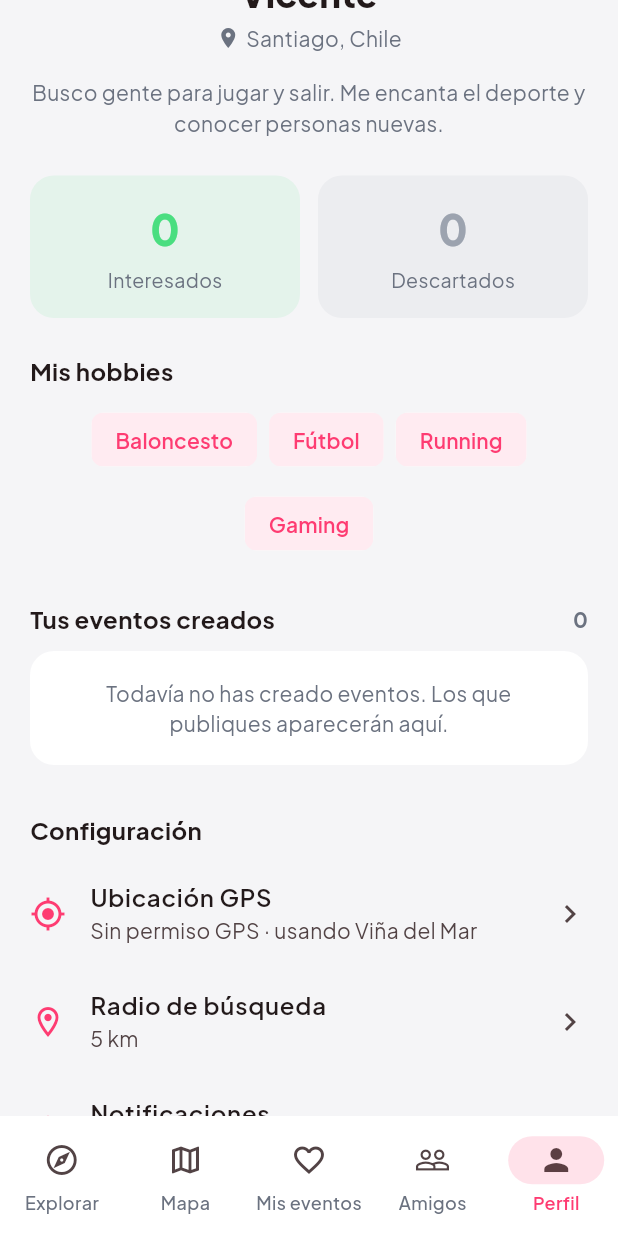
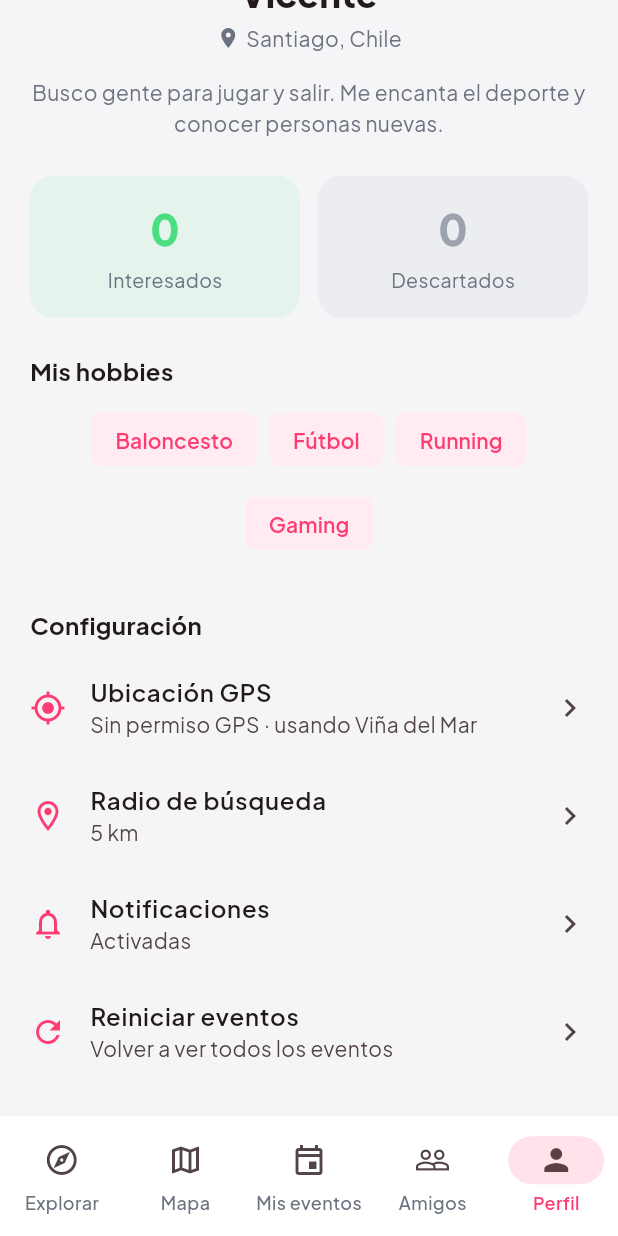
Before and after one commit to White-Burn/HobbyMatch, a Flutter app: the MainShell screen opened directly, item 5 of the bottom bar chosen, scrolled down 209 dp, on a phone screen of 412 x 824 dp. Run offline on Flutter 3.47's test engine with Material 3 defaults, Android fonts, the phone set to English and light mode, and no system bars; our stand-ins replace flutter_card_swiper, flutter_map, geolocator, google_fonts, image_picker, latlong2 and 2 more; missing offline and left inert: mobile_scanner; accounts and stored records are empty.

Commit message:
Show created events in My Events and exclude them from recommendations

```diff
--- a/lib/providers/events_provider.dart
+++ b/lib/providers/events_provider.dart
@@ -47,7 +47,8 @@ class EventsProvider extends ChangeNotifier {
       _userCreatedEvents
         ..clear()
         ..addAll(decoded.whereType<Map<String, dynamic>>().map(HobbyEvent.fromJson));
-      _availableEvents = [..._userCreatedEvents, ...mockEvents];
+      // Created events belong in “Mis eventos”, not in the recommendation deck.
+      _availableEvents = [...mockEvents];
       _nextEventId = _userCreatedEvents.length + 100;
       notifyListeners();
     } on FormatException {
@@ -65,7 +66,11 @@ class EventsProvider extends ChangeNotifier {
     );
   }
 
-  List<HobbyEvent> get allEvents => [..._availableEvents, ..._likedEvents, ..._userCreatedEvents];
+  List<HobbyEvent> get allEvents => [
+        ..._availableEvents,
+        ..._likedEvents,
+        ..._userCreatedEvents,
+      ];
 
   EventVenue venueFor(HobbyEvent event) => venueById(event.venueId) ?? predefinedVenues.first;
 
@@ -95,20 +100,23 @@ class EventsProvider extends ChangeNotifier {
 
   List<HobbyEvent> eventsNearUser(GeoPoint user, {bool includePassed = false}) {
     final radiusKm = parseRadiusKm(_searchRadius);
-    final pool = includePassed ? [..._availableEvents, ..._likedEvents, ..._userCreatedEvents] : [..._availableEvents, ..._userCreatedEvents];
-    return pool.where((event) => event.isUserCreated || eventDistanceKm(event, user) <= radiusKm).toList()
+    final pool = <HobbyEvent>[..._availableEvents, ..._likedEvents];
+    if (includePassed) pool.addAll(_passedEvents);
+    return pool.where((event) => eventDistanceKm(event, user) <= radiusKm).toList()
       ..sort((a, b) => eventDistanceKm(a, user).compareTo(eventDistanceKm(b, user)));
   }
 
   List<HobbyEvent> get filteredEvents {
     var events = List<HobbyEvent>.from(_availableEvents);
-    if (_selectedCategory != null) events = events.where((event) => event.category == _selectedCategory).toList();
+    if (_selectedCategory != null) {
+      events = events.where((event) => event.category == _selectedCategory).toList();
+    }
     return events;
   }
 
   List<HobbyEvent> filteredEventsNear(GeoPoint user) {
     final radiusKm = parseRadiusKm(_searchRadius);
-    final events = filteredEvents.where((event) => event.isUserCreated || eventDistanceKm(event, user) <= radiusKm).toList();
+    final events = filteredEvents.where((event) => eventDistanceKm(event, user) <= radiusKm).toList();
     events.sort((a, b) => eventDistanceKm(a, user).compareTo(eventDistanceKm(b, user)));
     return events;
   }
@@ -157,20 +165,22 @@ class EventsProvider extends ChangeNotifier {
       dateTime: dateTime,
       venueId: venueId,
       maxParticipants: maxParticipants,
+      // The organizer is attending, so their seat is included in the capacity.
       currentParticipants: 1,
       organizerName: UserProfile.demo.name,
       tags: tags,
       isUserCreated: true,
     );
     _userCreatedEvents.insert(0, event);
-    _availableEvents.insert(0, event);
+    // Deliberately do not add this event to _availableEvents: it is not a
+    // recommendation to its creator and is shown in the “Mis eventos” tab.
     unawaited(_saveLocalEvents());
     notifyListeners();
     return event;
   }
 
   void resetDeck() {
-    _availableEvents = [..._userCreatedEvents, ...mockEvents];
+    _availableEvents = [...mockEvents];
     _likedEvents.clear();
     _passedEvents.clear();
     notifyListeners();
--- a/lib/screens/main_shell.dart
+++ b/lib/screens/main_shell.dart
@@ -26,7 +26,8 @@ class _MainShellState extends State<MainShell> {
 
   @override
   Widget build(BuildContext context) {
-    final likedCount = context.watch<EventsProvider>().likedEvents.length;
+    final eventsProvider = context.watch<EventsProvider>();
+    final myEventCount = eventsProvider.likedEvents.length + eventsProvider.userCreatedEvents.length;
     final friendCount = context.watch<FriendsProvider>().friends.length;
     final screens = [
       const SwipeScreen(),
@@ -45,8 +46,8 @@ class _MainShellState extends State<MainShell> {
           const NavigationDestination(icon: Icon(Icons.explore_outlined), selectedIcon: Icon(Icons.explore), label: 'Explorar'),
           const NavigationDestination(icon: Icon(Icons.map_outlined), selectedIcon: Icon(Icons.map), label: 'Mapa'),
           NavigationDestination(
-            icon: Badge(isLabelVisible: likedCount > 0, label: Text('$likedCount'), child: const Icon(Icons.favorite_outline)),
-            selectedIcon: Badge(isLabelVisible: likedCount > 0, label: Text('$likedCount'), child: const Icon(Icons.favorite)),
+            icon: Badge(isLabelVisible: myEventCount > 0, label: Text('$myEventCount'), child: const Icon(Icons.event_outlined)),
+            selectedIcon: Badge(isLabelVisible: myEventCount > 0, label: Text('$myEventCount'), child: const Icon(Icons.event)),
             label: 'Mis eventos',
           ),
           NavigationDestination(
--- a/lib/screens/profile_screen.dart
+++ b/lib/screens/profile_screen.dart
@@ -1,13 +1,10 @@
 import 'package:flutter/material.dart';
-import 'package:intl/intl.dart';
 import 'package:provider/provider.dart';
 
-import '../models/hobby_event.dart';
 import '../models/user_profile.dart';
 import '../providers/events_provider.dart';
 import '../providers/location_provider.dart';
 import '../theme/app_theme.dart';
-import 'event_detail_screen.dart';
 
 class ProfileScreen extends StatelessWidget {
   const ProfileScreen({super.key, this.profile = UserProfile.demo});
@@ -18,7 +15,6 @@ class ProfileScreen extends StatelessWidget {
   Widget build(BuildContext context) {
     return Consumer2<EventsProvider, LocationProvider>(
       builder: (context, provider, location, _) {
-        final createdEvents = provider.userCreatedEvents;
         return CustomScrollView(
           slivers: [
             const SliverAppBar(floating: true, title: Text('Mi perfil')),
@@ -67,24 +63,6 @@ class ProfileScreen extends StatelessWidget {
                           side: BorderSide.none,
                         )).toList(),
                       ),
-                    const SizedBox(height: 28),
-                    Row(
-                      children: [
-                        const Expanded(child: _SectionTitle(title: 'Tus eventos creados')),
-                        Text('${createdEvents.length}', style: const TextStyle(color: AppColors.textSecondary, fontWeight: FontWeight.w700)),
-                      ],
-                    ),
-                    const SizedBox(height: 10),
-                    if (createdEvents.isEmpty)
-                      const _EmptyCreatedEvents()
-                    else
-                      ...createdEvents.map((event) => _CreatedEventTile(
-                            event: event,
-                            venueName: provider.venueFor(event).name,
-                            onTap: () => Navigator.of(context).push(
-                              MaterialPageRoute(builder: (_) => EventDetailScreen(event: event)),
-                            ),
-                          )),
                     const SizedBox(height: 32),
                     const _SectionTitle(title: 'Configuración'),
                     const SizedBox(height: 8),
@@ -133,46 +111,11 @@ class ProfileScreen extends StatelessWidget {
       context: context,
       builder: (ctx) => AlertDialog(
         title: const Text('¿Reiniciar eventos?'),
-        content: const Text('Volverás a ver todos los eventos desde el inicio. Tus favoritos se borrarán.'),
+        content: const Text('Volverás a ver todos los eventos desde el inicio. Tus favoritos se borrarán. Tus eventos creados permanecerán en “Mis eventos”.'),
         actions: [
           TextButton(onPressed: () => Navigator.pop(ctx), child: const Text('Cancelar')),
           FilledButton(onPressed: () { provider.resetDeck(); Navigator.pop(ctx); }, child: const Text('Reiniciar')),
         ],
-      ),
-    );
-  }
-}
-
-class _EmptyCreatedEvents extends StatelessWidget {
-  const _EmptyCreatedEvents();
-
-  @override
-  Widget build(BuildContext context) => Container(
-    width: double.infinity,
-    padding: const EdgeInsets.all(18),
-    decoration: BoxDecoration(color: AppColors.surface, borderRadius: BorderRadius.circular(16)),
-    child: const Text('Todavía no has creado eventos. Los que publiques aparecerán aquí.', textAlign: TextAlign.center, style: TextStyle(color: AppColors.textSecondary)),
-  );
-}
-
-class _CreatedEventTile extends StatelessWidget {
-  const _CreatedEventTile({required this.event, required this.venueName, required this.onTap});
-  final HobbyEvent event;
-  final String venueName;
-  final VoidCallback onTap;
-
-  @override
-  Widget build(BuildContext context) {
-    final date = DateFormat('d MMM · HH:mm', 'es').format(event.dateTime);
-    return Card(
-      margin: const EdgeInsets.only(bottom: 8),
-      child: ListTile(
-        onTap: onTap,
-        leading: CircleAvatar(backgroundColor: event.category.color.withOpacity(0.12), child: Icon(event.category.icon, color: event.category.color)),
-        title: Text(event.title, maxLines: 1, overflow: TextOverflow.ellipsis, style: const TextStyle(fontWeight: FontWeight.w700)),
-        subtitle: Text('$date · $venueName\nCreado por ti · ${event.currentParticipants}/${event.maxParticipants} participantes'),
-        isThreeLine: true,
-        trailing: const Icon(Icons.chevron_right),
       ),
     );
   }
```
Also changed, not shown: lib/screens/favorites_screen.dart (+72 -34 lines).
